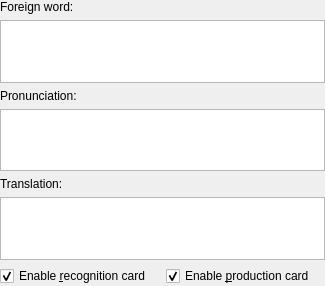
Above: mnemosyne/mnemosyne/pyqt_ui/card_threesided_wdgt.ui from vasvlad/pomni before the change. Below: the same form after it.
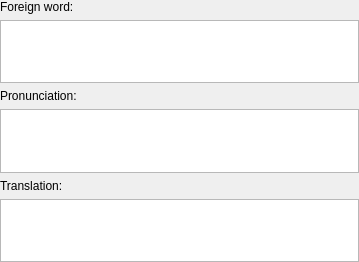
That is the form after the change.

```diff
--- a/mnemosyne/mnemosyne/pyqt_ui/card_threesided_wdgt.ui
+++ b/mnemosyne/mnemosyne/pyqt_ui/card_threesided_wdgt.ui
@@ -5,8 +5,8 @@
    <rect>
     <x>0</x>
     <y>0</y>
-    <width>325</width>
-    <height>286</height>
+    <width>359</width>
+    <height>262</height>
    </rect>
   </property>
   <layout class="QVBoxLayout" name="verticalLayout_2" >
@@ -105,30 +105,6 @@
        </property>
       </widget>
      </item>
-     <item>
-      <layout class="QHBoxLayout" name="horizontalLayout" >
-       <item>
-        <widget class="QCheckBox" name="recognition" >
-         <property name="text" >
-          <string>Enable &amp;recognition card</string>
-         </property>
-         <property name="checked" >
-          <bool>true</bool>
-         </property>
-        </widget>
-       </item>
-       <item>
-        <widget class="QCheckBox" name="production" >
-         <property name="text" >
-          <string>Enable &amp;production card</string>
-         </property>
-         <property name="checked" >
-          <bool>true</bool>
-         </property>
-        </widget>
-       </item>
-      </layout>
-     </item>
     </layout>
    </item>
   </layout>
```
